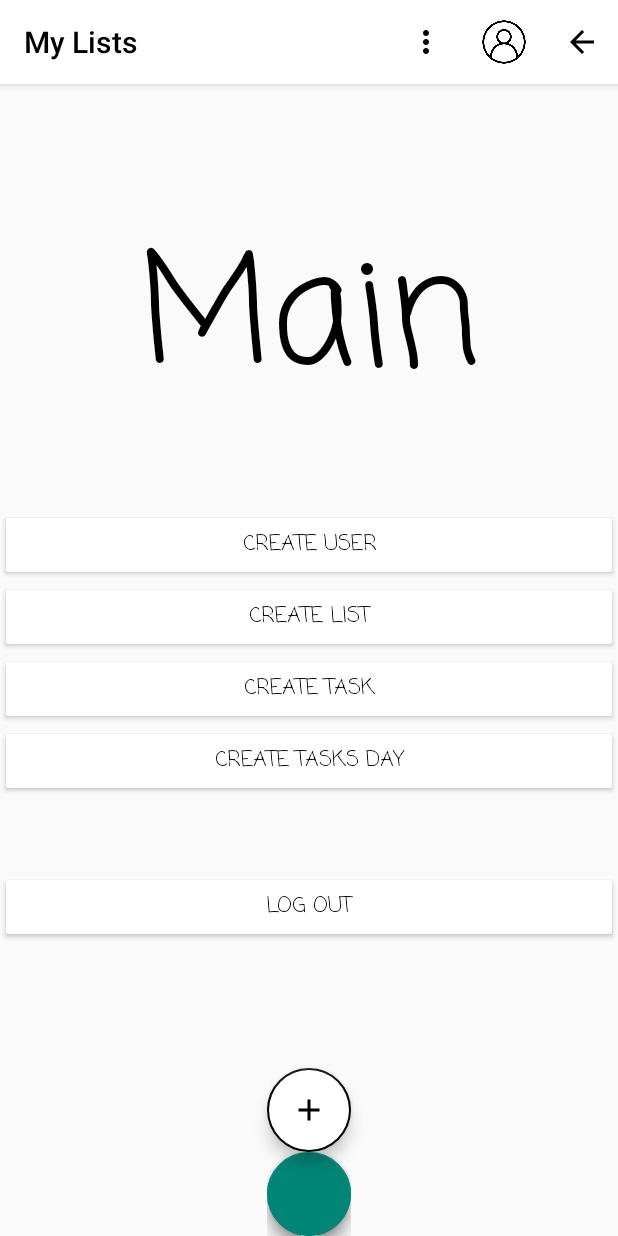
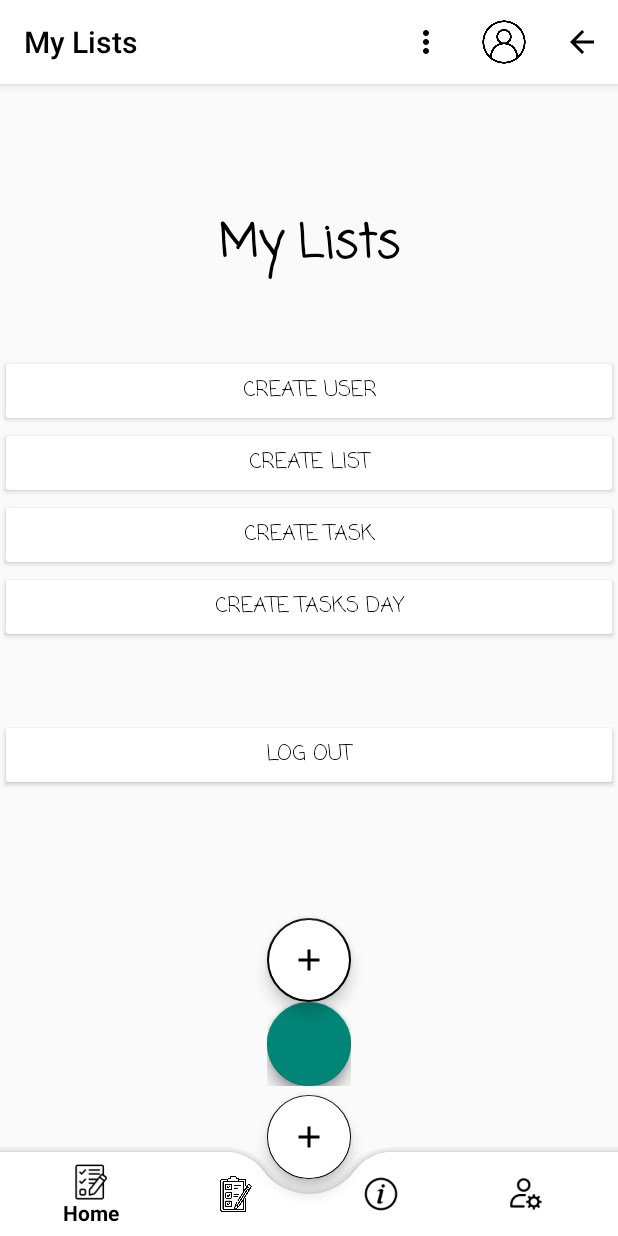
Before and after one commit to dd0167/BetaVersion, an Android app: the MainActivity screen opened directly, with no data from a screen before it, on a phone screen of 412 x 824 dp. Run offline under Robolectric (Android 15) with nearby library versions, the phone set to English and light mode, and no system bars; our stand-ins replace Firebase (no records; nobody signed in at launch, a user with empty details on screens opened directly); plain views replace FloatingActionButton, FloatingActionsMenu; Roboto replaces fonts that are not available here.

Commit message:
22/12/2021 - 23:40 create bottom_nav_menu to MainActivity

```diff
--- a/app/build.gradle
+++ b/app/build.gradle
@@ -46,4 +46,6 @@ dependencies {
     api 'com.theartofdev.edmodo:android-image-cropper:2.8.+'
 
     implementation 'com.getbase:floatingactionbutton:1.10.1'
+
+    implementation 'com.google.android.material:material:1.3.0-alpha03'
 }
--- a/app/src/main/AndroidManifest.xml
+++ b/app/src/main/AndroidManifest.xml
@@ -15,7 +15,7 @@
         android:theme="@style/Theme.BetaVersion">
         <activity
             android:name=".LoginActivity"
-            android:exported="false"/>
+            android:exported="false" />
         <activity
             android:name=".SettingsActivity"
             android:exported="false" />
@@ -24,7 +24,7 @@
             android:exported="false" />
         <activity
             android:name=".MainActivity"
-            android:exported="false"/>
+            android:exported="false" />
         <activity
             android:name=".SignupActivity"
             android:exported="false" />
@@ -37,9 +37,10 @@
                 <category android:name="android.intent.category.LAUNCHER" />
             </intent-filter>
         </activity>
+        <activity
+            android:name="com.theartofdev.edmodo.cropper.CropImageActivity"
+            android:theme="@style/Base.Theme.AppCompat">
 
-        <activity android:name="com.theartofdev.edmodo.cropper.CropImageActivity"
-            android:theme="@style/Base.Theme.AppCompat">
             <!-- optional (needed if default theme has no action bar) -->
         </activity>
 
--- a/app/src/main/java/com/example/betaversion/MainActivity.java
+++ b/app/src/main/java/com/example/betaversion/MainActivity.java
@@ -5,9 +5,11 @@ import static com.example.betaversion.FB_Ref.refLists;
 import static com.example.betaversion.FB_Ref.refTasksDays;
 import static com.example.betaversion.FB_Ref.refUsers;
 
+import androidx.annotation.NonNull;
 import androidx.appcompat.app.ActionBar;
 import androidx.appcompat.app.AlertDialog;
 import androidx.appcompat.app.AppCompatActivity;
+import androidx.appcompat.widget.Toolbar;
 
 import android.content.DialogInterface;
 import android.content.Intent;
@@ -23,7 +25,9 @@ import android.view.MenuItem;
 import android.view.View;
 import android.widget.Toast;
 
+import com.google.android.material.bottomappbar.BottomAppBar;
 import com.google.android.material.bottomnavigation.BottomNavigationView;
+import com.google.android.material.navigation.NavigationBarView;
 import com.google.firebase.auth.FirebaseUser;
 
 public class MainActivity extends AppCompatActivity {
@@ -31,11 +35,39 @@ public class MainActivity extends AppCompatActivity {
     User user;
     String namechild;
     List list;
+    BottomNavigationView bottomNavigationView;
 
     @Override
     protected void onCreate(Bundle savedInstanceState) {
         super.onCreate(savedInstanceState);
         setContentView(R.layout.activity_main);
+
+        bottomNavigationView=(BottomNavigationView) findViewById(R.id.bottomNavigationView);
+
+        bottomNavigationView.setBackground(null);
+        bottomNavigationView.getMenu().getItem(2).setEnabled(true);
+
+        bottomNavigationView.setOnItemSelectedListener(new NavigationBarView.OnItemSelectedListener() {
+            @Override
+            public boolean onNavigationItemSelected(@NonNull MenuItem item) {
+                int id = item.getItemId();
+                if (id==R.id.home)
+                {
+                    Toast.makeText(MainActivity.this, "hi", Toast.LENGTH_SHORT).show();
+                }
+                else if (id==R.id.about)
+                {
+                    Intent ca = new Intent(MainActivity.this, CreditsActivity.class);
+                    startActivity(ca);
+                    //overridePendingTransition(0,0);
+                }
+                return true;
+            }
+        });
+        //bottomNavigationView.setSelectedItemId(R.id.settings);
+
+
+
 
         this.setRequestedOrientation(ActivityInfo.SCREEN_ORIENTATION_PORTRAIT); //Disable Screen Rotation
 
--- a/app/src/main/java/com/example/betaversion/SplashActivity.java
+++ b/app/src/main/java/com/example/betaversion/SplashActivity.java
@@ -14,7 +14,7 @@ import java.util.TimerTask;
 
 public class SplashActivity extends AppCompatActivity {
 
-    private static final long SPLASH_DISPLAY_LENGTH = 3000;
+    private static final long SPLASH_DISPLAY_LENGTH = 1000;
 
     ProgressBar progressBar_splash;
     int counter=0;
@@ -38,7 +38,7 @@ public class SplashActivity extends AppCompatActivity {
                 }
             }
         };
-        timer.schedule(timerTask,0,30);
+        timer.schedule(timerTask,0,10);
 
         this.setRequestedOrientation(ActivityInfo.SCREEN_ORIENTATION_PORTRAIT); //Disable Screen Rotation
 
--- a/app/src/main/res/layout/activity_main.xml
+++ b/app/src/main/res/layout/activity_main.xml
@@ -17,9 +17,10 @@
         android:layout_height="wrap_content"
         android:fontFamily="casual"
         android:gravity="center"
-        android:text="Main"
+        android:text="My Lists"
         android:textColor="@color/black"
-        android:textSize="100sp" />
+        android:textSize="30sp"
+        android:textStyle="bold" />
 
     <Space
         android:layout_width="match_parent"
@@ -141,4 +142,47 @@
 
     </com.getbase.floatingactionbutton.FloatingActionsMenu>
 
+
+    <LinearLayout
+        android:layout_width="match_parent"
+        android:layout_height="100dp"
+        android:orientation="vertical">
+
+        <androidx.coordinatorlayout.widget.CoordinatorLayout
+            android:layout_width="match_parent"
+            android:layout_height="match_parent">
+
+            <com.google.android.material.bottomappbar.BottomAppBar
+                android:id="@+id/bottomAppBar"
+                android:layout_width="match_parent"
+                android:layout_height="wrap_content"
+                android:layout_gravity="bottom"
+                app:fabCradleMargin="10dp"
+                app:fabCradleRoundedCornerRadius="30dp"
+                app:fabCradleVerticalOffset="10dp">
+
+                <com.google.android.material.bottomnavigation.BottomNavigationView
+                    android:id="@+id/bottomNavigationView"
+                    android:layout_width="match_parent"
+                    android:layout_height="match_parent"
+                    android:background="@android:color/transparent"
+                    app:itemIconTint="@color/black"
+                    app:itemTextColor="#000000"
+                    app:menu="@menu/bottom_nav_menu" />
+
+            </com.google.android.material.bottomappbar.BottomAppBar>
+
+            <com.google.android.material.floatingactionbutton.FloatingActionButton
+                android:id="@+id/fab"
+                android:layout_width="wrap_content"
+                android:layout_height="wrap_content"
+                android:backgroundTint="@color/white"
+                android:src="@drawable/ic_add"
+                app:backgroundTint="@color/black"
+                app:layout_anchor="@id/bottomAppBar"
+                tools:ignore="SpeakableTextPresentCheck" />
+
+        </androidx.coordinatorlayout.widget.CoordinatorLayout>
+    </LinearLayout>
+
 </LinearLayout>
--- /dev/null
+++ b/app/src/main/res/menu/bottom_nav_menu.xml
@@ -0,0 +1,19 @@
+<?xml version="1.0" encoding="utf-8"?>
+<menu xmlns:android="http://schemas.android.com/apk/res/android">
+
+    <item android:id="@+id/home"
+        android:title="Home"
+        android:icon="@drawable/list_icon" />
+
+    <item android:id="@+id/Search"
+        android:title="Search"
+        android:icon="@drawable/list" />
+
+    <item android:id="@+id/about"
+        android:title="About"
+        android:icon="@drawable/about_icon" />
+
+    <item android:id="@+id/settings"
+        android:title="Settings"
+        android:icon="@drawable/settings_icon" />
+</menu>
```
